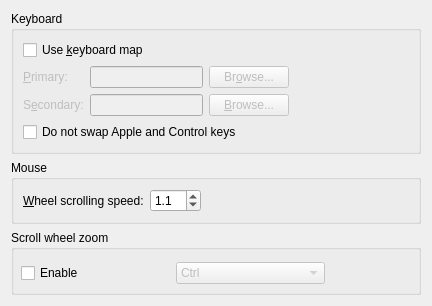
Before: the Qt Designer form src/frontends/qt4/ui/PrefInputUi.ui in cburschka/lyx, drawn with Qt 5.
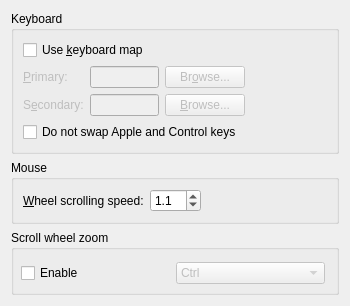
After: the same form once the commit is applied.

Commit message: PrefsUi: Remove unneeded widths

Patch:
```diff
--- a/src/frontends/qt4/ui/PrefInputUi.ui
+++ b/src/frontends/qt4/ui/PrefInputUi.ui
@@ -6,7 +6,7 @@
    <rect>
     <x>0</x>
     <y>0</y>
-    <width>432</width>
+    <width>350</width>
     <height>303</height>
    </rect>
   </property>
@@ -276,7 +276,7 @@
      </property>
      <property name="sizeHint" stdset="0">
       <size>
-       <width>408</width>
+       <width>0</width>
        <height>16</height>
       </size>
      </property>
```
The commit also changes 3 other files.
